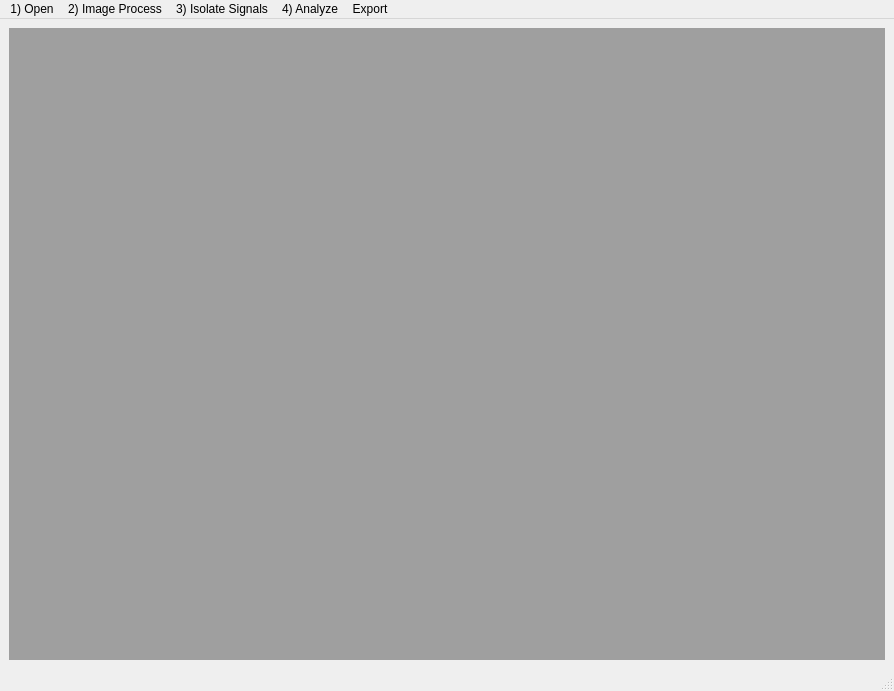
Before: the Qt Designer form src/ui/KairoSightMainMDI.ui in kairosight/KairoSight, drawn with Qt 5.
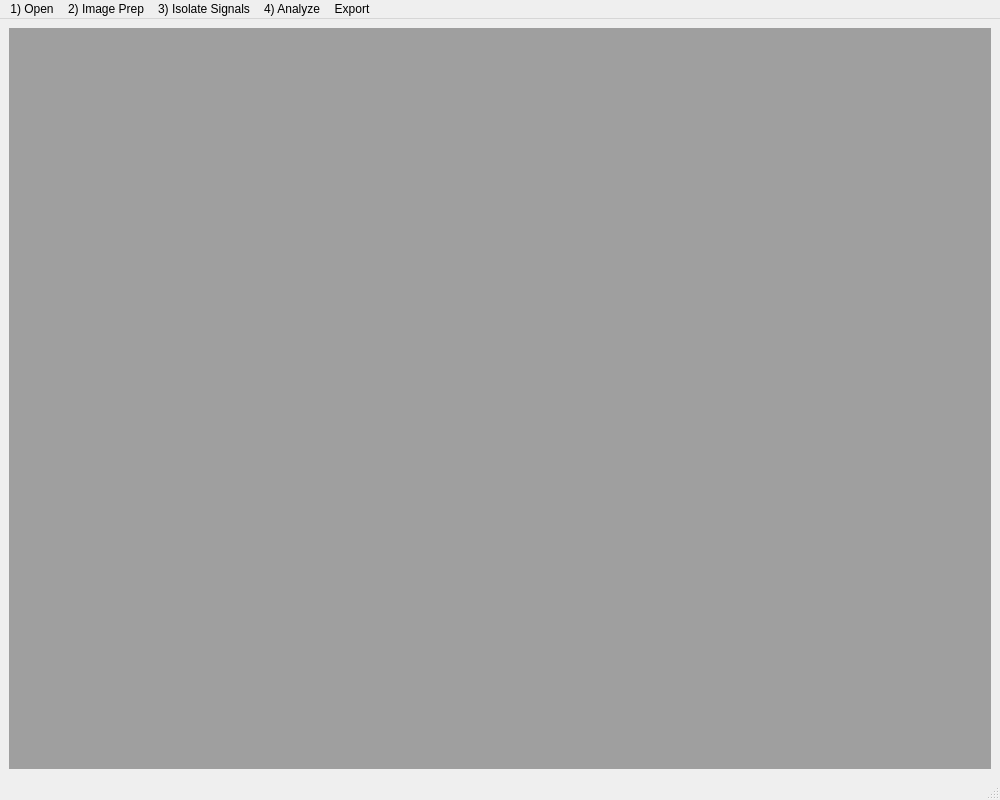
After: the same form once the commit is applied.

Commit message: Refining Image Prep and Isolation tools

The edit to the form file:
```diff
--- a/src/ui/KairoSightMainMDI.ui
+++ b/src/ui/KairoSightMainMDI.ui
@@ -6,8 +6,8 @@
    <rect>
     <x>0</x>
     <y>0</y>
-    <width>894</width>
-    <height>691</height>
+    <width>1000</width>
+    <height>800</height>
    </rect>
   </property>
   <property name="windowTitle">
@@ -29,7 +29,7 @@
     <rect>
      <x>0</x>
      <y>0</y>
-     <width>894</width>
+     <width>1000</width>
      <height>21</height>
     </rect>
    </property>
@@ -41,9 +41,9 @@
     <addaction name="actionFolder"/>
     <addaction name="separator"/>
    </widget>
-   <widget class="QMenu" name="menuImageProcess">
+   <widget class="QMenu" name="menuImagePrerp">
     <property name="title">
-     <string>2) Image Process</string>
+     <string>2) Image Prep</string>
     </property>
     <addaction name="actionStart_ImageProcess"/>
    </widget>
@@ -65,7 +65,7 @@
     </property>
    </widget>
    <addaction name="menuOpen"/>
-   <addaction name="menuImageProcess"/>
+   <addaction name="menuImagePrerp"/>
    <addaction name="menuIsolateSignals"/>
    <addaction name="menuAnalyze"/>
    <addaction name="menuExport"/>
```
Left out of the diff: 4 changed lines with no effect on the pictures. The commit also changes 12 other files.
